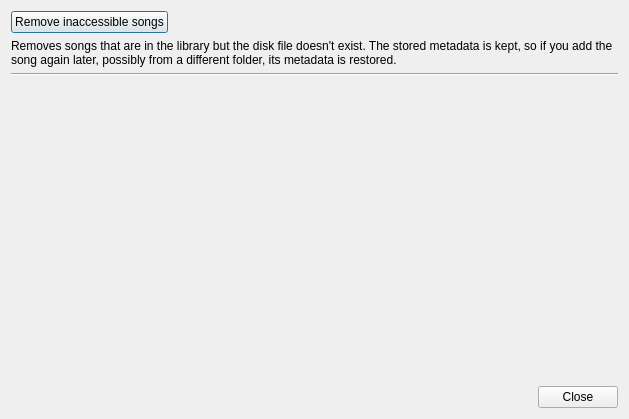
madmaxoft/SkauTan, file src/UI/Dlg/DlgLibraryMaintenance.ui: the form before one commit.
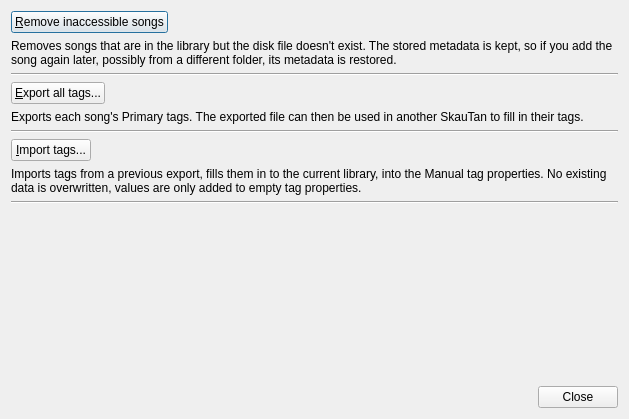
The form after the commit.

Commit message: Added Library maintenance - tag export and import.

What changed in the file:
```diff
--- a/src/UI/Dlg/DlgLibraryMaintenance.ui
+++ b/src/UI/Dlg/DlgLibraryMaintenance.ui
@@ -19,7 +19,7 @@
      <item>
       <widget class="QPushButton" name="btnRemoveInaccessibleSongs">
        <property name="text">
-        <string>Remove inaccessible songs</string>
+        <string>&amp;Remove inaccessible songs</string>
        </property>
       </widget>
      </item>
@@ -55,6 +55,88 @@
      </property>
     </widget>
    </item>
+   <item>
+    <layout class="QHBoxLayout" name="horizontalLayout_3">
+     <item>
+      <widget class="QPushButton" name="btnExportAllTags">
+       <property name="text">
+        <string>&amp;Export all tags...</string>
+       </property>
+      </widget>
+     </item>
+     <item>
+      <spacer name="horizontalSpacer_3">
+       <property name="orientation">
+        <enum>Qt::Horizontal</enum>
+       </property>
+       <property name="sizeHint" stdset="0">
+        <size>
+         <width>40</width>
+         <height>20</height>
+        </size>
+       </property>
+      </spacer>
+     </item>
+    </layout>
+   </item>
+   <item>
+    <widget class="QLabel" name="label_2">
+     <property name="text">
+      <string>Exports each song's Primary tags. The exported file can then be used in another SkauTan to fill in their tags.</string>
+     </property>
+     <property name="wordWrap">
+      <bool>true</bool>
+     </property>
+    </widget>
+   </item>
+   <item>
+    <widget class="Line" name="line_2">
+     <property name="orientation">
+      <enum>Qt::Horizontal</enum>
+     </property>
+    </widget>
+   </item>
+   <item>
+    <layout class="QHBoxLayout" name="horizontalLayout_4">
+     <item>
+      <widget class="QPushButton" name="btnImportTags">
+       <property name="text">
+        <string>&amp;Import tags...</string>
+       </property>
+      </widget>
+     </item>
+     <item>
+      <spacer name="horizontalSpacer_4">
+       <property name="orientation">
+        <enum>Qt::Horizontal</enum>
+       </property>
+       <property name="sizeHint" stdset="0">
+        <size>
+         <width>40</width>
+         <height>20</height>
+        </size>
+       </property>
+      </spacer>
+     </item>
+    </layout>
+   </item>
+   <item>
+    <widget class="QLabel" name="label_3">
+     <property name="text">
+      <string>Imports tags from a previous export, fills them in to the current library, into the Manual tag properties. No existing data is overwritten, values are only added to empty tag properties.</string>
+     </property>
+     <property name="wordWrap">
+      <bool>true</bool>
+     </property>
+    </widget>
+   </item>
+   <item>
+    <widget class="Line" name="line_3">
+     <property name="orientation">
+      <enum>Qt::Horizontal</enum>
+     </property>
+    </widget>
+   </item>
    <item>
     <spacer name="verticalSpacer">
      <property name="orientation">
```
The commit also changes 8 other files.
